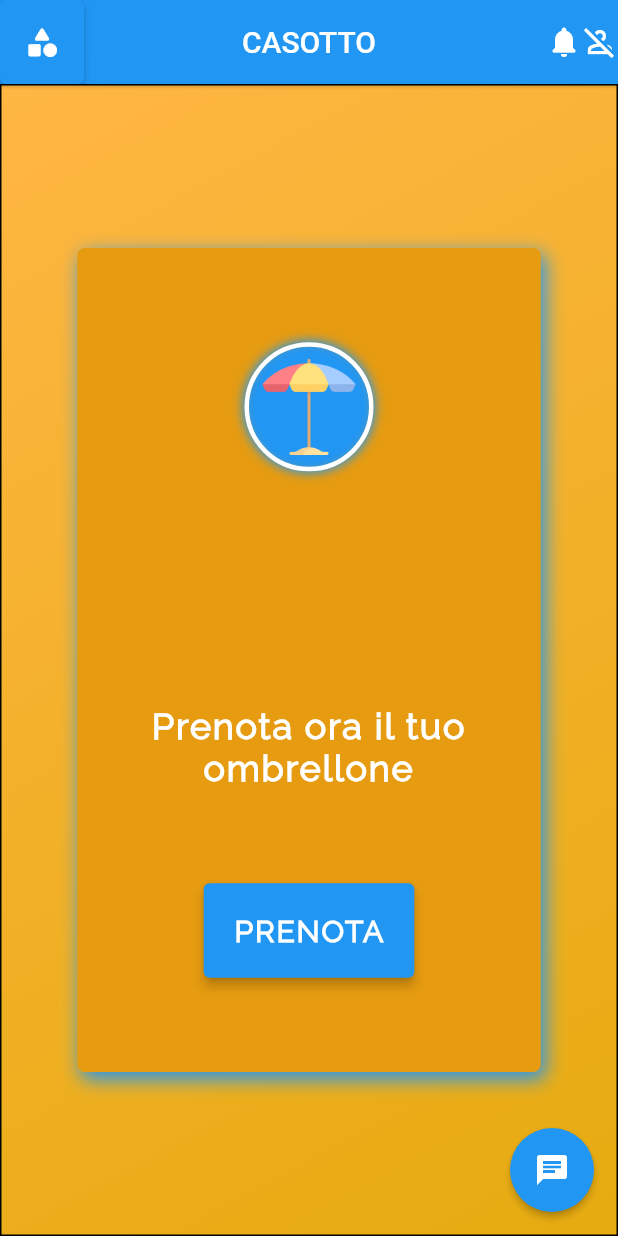
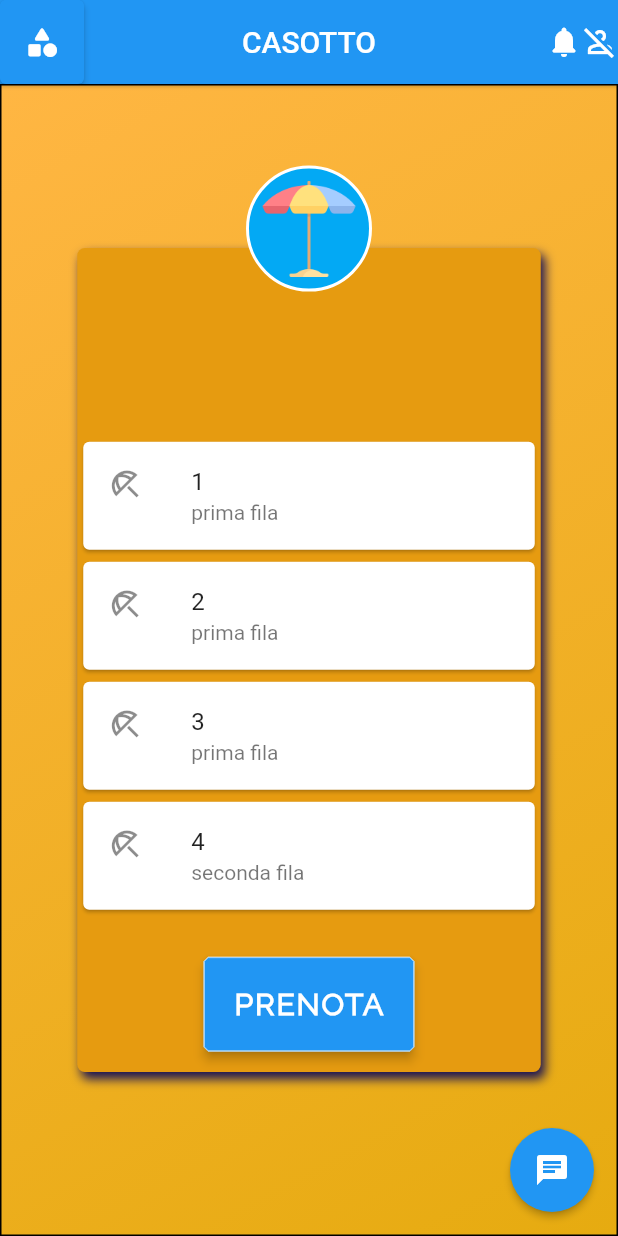
Before and after one commit to renzoproietti/gestionale-chalet, a Flutter app: the screen it shows after launch, swiped to page 2, on a phone screen of 412 x 824 dp. Run offline on Flutter 3.47's test engine with Material 2 defaults, Android fonts, the phone set to English and light mode, and no system bars.

Commit message:
completato card sezione ombrelloni e modificato icone

```diff
--- a/lib/main.dart
+++ b/lib/main.dart
@@ -1,4 +1,6 @@
 //import 'dart:html';
+
+import 'dart:math';
 
 import 'package:flutter/material.dart';
 
@@ -73,15 +75,21 @@ class _CasottoState extends State<CasottoHome> {
                         if (_pageController.hasClients) {
                           _pageController.animateToPage(
                             1,
-                            duration: const Duration(milliseconds: 400),
-                            curve: Curves.easeInOutCirc,
+                            duration: const Duration(milliseconds: 300),
+                            curve: Curves.easeInOutQuart,
                           );
                         }
                       },
-                      child: const Image(
+                      child: Image(
                         image: AssetImage('lib/assets/umbrella.png'),
-                        width: 64,
-                        height: 64,
+                        width: MediaQuery.of(context).orientation ==
+                                Orientation.portrait
+                            ? 64
+                            : 128,
+                        height: MediaQuery.of(context).orientation ==
+                                Orientation.portrait
+                            ? 64
+                            : 128,
                       ),
                       style: ElevatedButton.styleFrom(
                         shape: const CircleBorder(
@@ -101,14 +109,20 @@ class _CasottoState extends State<CasottoHome> {
                           _pageController.animateToPage(
                             2,
                             duration: const Duration(milliseconds: 400),
-                            curve: Curves.easeInOut,
+                            curve: Curves.easeInOutQuart,
                           );
                         }
                       },
-                      child: const Image(
+                      child: Image(
                         image: AssetImage('lib/assets/sunbed.png'),
-                        width: 64,
-                        height: 64,
+                        width: MediaQuery.of(context).orientation ==
+                                Orientation.portrait
+                            ? 64
+                            : 128,
+                        height: MediaQuery.of(context).orientation ==
+                                Orientation.portrait
+                            ? 64
+                            : 128,
                       ),
                       style: ElevatedButton.styleFrom(
                         shape: const CircleBorder(
@@ -135,15 +149,21 @@ class _CasottoState extends State<CasottoHome> {
                         if (_pageController.hasClients) {
                           _pageController.animateToPage(
                             3,
-                            duration: const Duration(milliseconds: 400),
-                            curve: Curves.easeInOut,
+                            duration: const Duration(milliseconds: 500),
+                            curve: Curves.easeInOutQuart,
                           );
                         }
                       },
-                      child: const Image(
+                      child: Image(
                         image: AssetImage('lib/assets/fast-food.png'),
-                        width: 64,
-                        height: 64,
+                        width: MediaQuery.of(context).orientation ==
+                                Orientation.portrait
+                            ? 64
+                            : 128,
+                        height: MediaQuery.of(context).orientation ==
+                                Orientation.portrait
+                            ? 64
+                            : 128,
                       ),
                       style: ElevatedButton.styleFrom(
                         shape: const CircleBorder(
@@ -162,15 +182,21 @@ class _CasottoState extends State<CasottoHome> {
                         if (_pageController.hasClients) {
                           _pageController.animateToPage(
                             4,
-                            duration: const Duration(milliseconds: 400),
-                            curve: Curves.easeInOut,
+                            duration: const Duration(milliseconds: 600),
+                            curve: Curves.easeInOutQuart,
                           );
                         }
                       },
-                      child: const Image(
+                      child: Image(
                         image: AssetImage('lib/assets/party.png'),
-                        width: 64,
-                        height: 64,
+                        width: MediaQuery.of(context).orientation ==
+                                Orientation.portrait
+                            ? 64
+                            : 128,
+                        height: MediaQuery.of(context).orientation ==
+                                Orientation.portrait
+                            ? 64
+                            : 128,
                       ),
                       style: ElevatedButton.styleFrom(
                         shape: const CircleBorder(
@@ -205,34 +231,27 @@ class _CasottoState extends State<CasottoHome> {
               ),
             ),
             child: SizedBox(
-              width: MediaQuery.of(context).size.width * (3 / 4),
+              width: MediaQuery.of(context).orientation == Orientation.portrait
+                  ? MediaQuery.of(context).size.width * (3 / 4)
+                  : MediaQuery.of(context).size.width * 0.4,
               height: MediaQuery.of(context).size.height * (2 / 3),
               child: Container(
                 child: Column(
-                  mainAxisAlignment: MainAxisAlignment.spaceEvenly,
+                  mainAxisAlignment: MainAxisAlignment.spaceAround,
                   children: [
-                    Container(
+                    Transform.translate(
+                      offset:
+                          Offset(0, -MediaQuery.of(context).size.height / 12),
+                      child: Container(
                         padding: MediaQuery.of(context).orientation ==
                                 Orientation.portrait
                             ? EdgeInsets.all(8.0)
                             : EdgeInsets.all(16.0),
                         decoration: BoxDecoration(
-                          boxShadow: [
-                            BoxShadow(
-                              color: Colors.blue, //Color(0xffe69b10),
-                              offset: Offset.zero,
-                              spreadRadius: 1.0,
-                              blurRadius: 5.0,
+                          color: Colors.lightBlue,
+                          shape: BoxShape.circle,
+                          border: Border.all(color: Colors.white, width: 2),
                         ),
-                          ],
-                          color: Colors.transparent,
-                          shape: BoxShape.circle,
-                          border: Border.all(
-                              color: Colors.white,
-                              width: MediaQuery.of(context).orientation ==
-                                      Orientation.portrait
-                                  ? 3.0
-                                  : 6.0)),
                         child: Image(
                           alignment: Alignment.topCenter,
                           image: AssetImage('lib/assets/umbrella.png'),
@@ -246,24 +265,39 @@ class _CasottoState extends State<CasottoHome> {
                               : 128,
                         ),
                       ),
-                    Padding(
-                        padding: EdgeInsets.only(
-                            top: MediaQuery.of(context).orientation ==
-                                    Orientation.portrait
-                                ? 30
-                                : 60)),
-                    Text(
-                      'Prenota ora il tuo ombrellone',
-                      textAlign: TextAlign.center,
-                      style: TextStyle(
-                        color: Colors.white,
-                        fontSize: MediaQuery.of(context).orientation ==
-                                Orientation.portrait
-                            ? 24
-                            : 48,
-                        fontFamily: "Raleway",
-                        letterSpacing: 1.2,
-                        fontWeight: FontWeight.bold,
+                    ),
+                    SingleChildScrollView(
+                      child: Column(
+                        children: [
+                          Card(
+                            child: ListTile(
+                              leading: Icon(Icons.beach_access_outlined),
+                              title: Text('1'),
+                              subtitle: Text('prima fila'),
+                            ),
+                          ),
+                          Card(
+                            child: ListTile(
+                              leading: Icon(Icons.beach_access_outlined),
+                              title: Text('2'),
+                              subtitle: Text('prima fila'),
+                            ),
+                          ),
+                          Card(
+                            child: ListTile(
+                              leading: Icon(Icons.beach_access_outlined),
+                              title: Text('3'),
+                              subtitle: Text('prima fila'),
+                            ),
+                          ),
+                          Card(
+                            child: ListTile(
+                              leading: Icon(Icons.beach_access_outlined),
+                              title: Text('4'),
+                              subtitle: Text('seconda fila'),
+                            ),
+                          ),
+                        ],
                       ),
                     ),
                     ElevatedButton(
@@ -281,11 +315,15 @@ class _CasottoState extends State<CasottoHome> {
                         ),
                       ),
                       style: ElevatedButton.styleFrom(
+                          primary: Colors.blue,
                           padding: MediaQuery.of(context).orientation ==
                                   Orientation.portrait
                               ? EdgeInsets.all(20)
                               : EdgeInsets.all(30),
-                          elevation: 3.0),
+                          elevation: 3,
+                          side: BorderSide(color: Colors.white70, width: 0.5),
+                          shape: BeveledRectangleBorder(
+                              borderRadius: BorderRadius.circular(3))),
                     ),
                   ],
                 ),
@@ -295,9 +333,9 @@ class _CasottoState extends State<CasottoHome> {
                     borderRadius: BorderRadius.circular(5),
                     boxShadow: [
                       BoxShadow(
-                        color: Colors.blue,
+                        color: Color(0xff161055),
                         offset: Offset.fromDirection(1, 5.0),
-                        blurRadius: 10.0,
+                        blurRadius: 5.0,
                       ),
                     ]),
               ),
--- a/pubspec.yaml
+++ b/pubspec.yaml
@@ -65,6 +65,8 @@ flutter:
     - lib/assets/sunbed_blue.png
     - lib/assets/sunbed.png
     - lib/assets/party.png
+    - lib/assets/green_light.png
+    - lib/assets/red_light.png
 
   # An image asset can refer to one or more resolution-specific "variants", see
   # https://flutter.dev/assets-and-images/#resolution-aware.
```
Also changed, not shown: lib/assets/green_light.png (added), lib/assets/red_light.png (added). Lines whose indentation alone changed are shown as unchanged.
